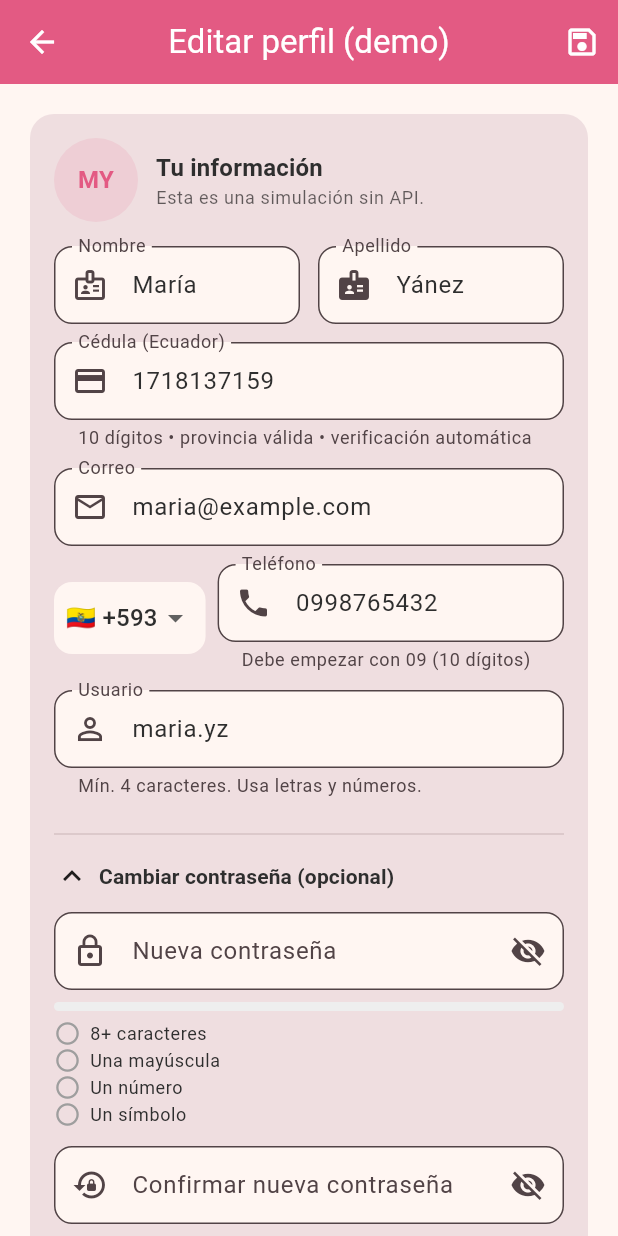
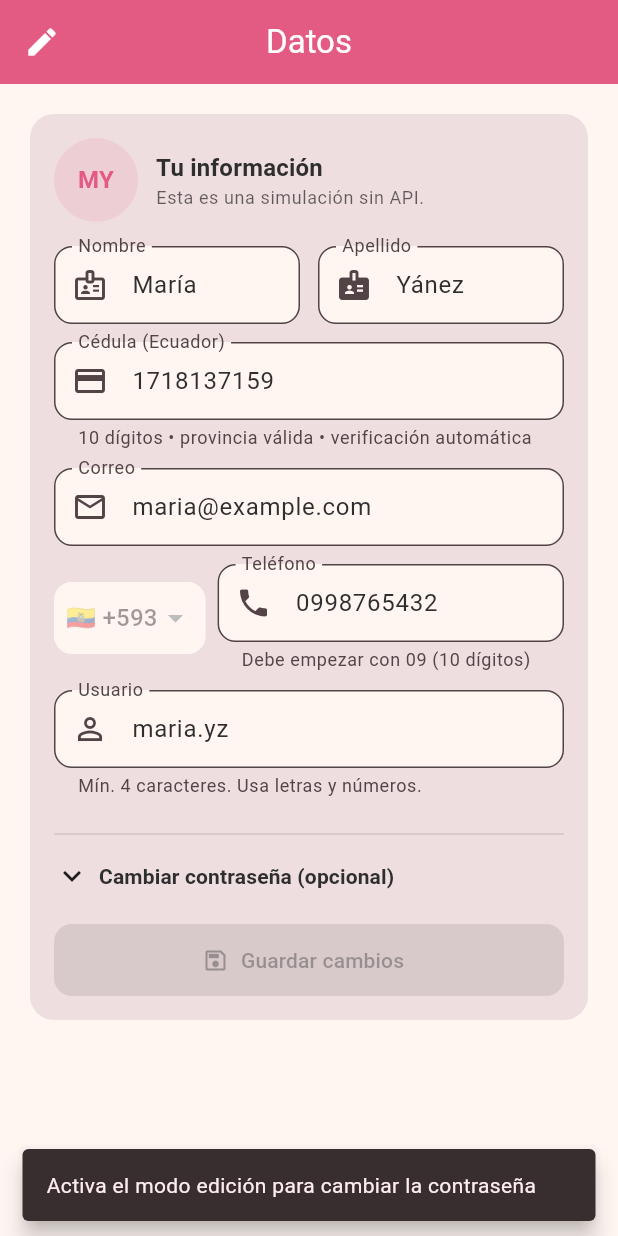
Before and after one commit to PaulaOramas/delirioApp, a Flutter app: the EditProfileMockScreen screen opened directly, after a tap on "Cambiar contraseña (opcional)", on a phone screen of 412 x 824 dp. Run offline on Flutter 3.47's test engine with Material 3 defaults, Android fonts, the phone set to English and light mode, and no system bars; our stand-ins replace flutter_dotenv, image_picker, shared_preferences; missing offline and left inert: jwt_decode; accounts and stored records are empty; network calls fail.

Commit message:
cambios editar e icono falta api

```diff
--- a/lib/screens/edit_profile_screen.dart
+++ b/lib/screens/edit_profile_screen.dart
@@ -73,6 +73,8 @@ class _EditProfileMockScreenState extends State<EditProfileMockScreen> {
   bool _obscure = true;
   bool _obscure2 = true;
   int _passwordScore = 0;
+
+  bool _isEditing = false; // ⬅️ NUEVO: control de edición
 
   String _countryCode = '+593'; // visible, pero sin impacto “servidor”
   late UserProfileMock _profile;
@@ -244,9 +246,12 @@ class _EditProfileMockScreenState extends State<EditProfileMockScreen> {
     );
   }
 
-  // ===== GUARDAR (mock) =====
+  // ===== GUARDAR (mock/API) =====
   Future<void> _save() async {
+    // Solo permitir guardar si estás en modo edición
+    if (!_isEditing) return;
     if (!_formKey.currentState!.validate()) return;
+
     setState(() => _saving = true);
 
     final updated = UserProfileMock(
@@ -279,16 +284,42 @@ class _EditProfileMockScreenState extends State<EditProfileMockScreen> {
 
     if (!mounted) return;
     setState(() => _saving = false);
+
     if (ok) {
+      setState(() {
+        _isEditing = false;      // ⬅️ salir de edición al guardar
+        _showPasswordSection = false;
+        _passwordCtrl.clear();
+        _password2Ctrl.clear();
+        _passwordScore = 0;
+      });
       ScaffoldMessenger.of(context).showSnackBar(
-        const SnackBar(content: Text('Cambios guardados ✅ (simulación)')),
+        const SnackBar(content: Text('Cambios guardados ✅')),
       );
       Navigator.pop(context, true);
     } else {
       ScaffoldMessenger.of(context).showSnackBar(
-        const SnackBar(content: Text('No se pudieron guardar (simulación)')),
+        const SnackBar(content: Text('No se pudieron guardar')),
       );
     }
+  }
+
+  // ===== MODO EDICIÓN =====
+  void _toggleEditing() {
+    if (_saving || _loading) return;
+    setState(() {
+      _isEditing = !_isEditing;
+      if (!_isEditing) {
+        // Al salir de edición, resetea sección de password
+        _showPasswordSection = false;
+        _passwordCtrl.clear();
+        _password2Ctrl.clear();
+        _passwordScore = 0;
+      }
+    });
+    ScaffoldMessenger.of(context).showSnackBar(
+      SnackBar(content: Text(_isEditing ? 'Modo edición activado' : 'Modo edición desactivado')),
+    );
   }
 
   String _iniciales(String n, String a) {
@@ -316,19 +347,12 @@ class _EditProfileMockScreenState extends State<EditProfileMockScreen> {
 
     return Scaffold(
       appBar: AppBar(
-        title: const Text('Editar perfil (demo)'),
-        actions: [
-          IconButton(
-            tooltip: 'Guardar',
-            onPressed: _saving || _loading ? null : _save,
-            icon: _saving
-                ? const SizedBox(
-                    width: 20, height: 20,
-                    child: CircularProgressIndicator(strokeWidth: 2),
-                  )
-                : const Icon(Icons.save_outlined),
-          ),
-        ],
+        leading: IconButton(
+          tooltip: _isEditing ? 'Cancelar edición' : 'Editar',
+          onPressed: _toggleEditing,
+          icon: Icon(_isEditing ? Icons.close : Icons.edit),
+        ),
+        title: Text(_isEditing ? 'Datos (edición)' : 'Datos'),
       ),
       body: _loading
           ? const Center(child: CircularProgressIndicator())
@@ -370,10 +394,14 @@ class _EditProfileMockScreenState extends State<EditProfileMockScreen> {
                                         style: theme.textTheme.titleMedium?.copyWith(
                                           fontWeight: FontWeight.w600,
                                         )),
-                                    Text('Esta es una simulación sin API.',
-                                        style: theme.textTheme.bodySmall?.copyWith(
-                                          color: theme.hintColor,
-                                        )),
+                                    Text(
+                                      _isEditing
+                                          ? 'Estás editando tus datos'
+                                          : 'Esta es una simulación sin API.',
+                                      style: theme.textTheme.bodySmall?.copyWith(
+                                        color: theme.hintColor,
+                                      ),
+                                    ),
                                   ],
                                 ),
                               ),
@@ -386,6 +414,7 @@ class _EditProfileMockScreenState extends State<EditProfileMockScreen> {
                               Expanded(
                                 child: TextFormField(
                                   controller: _nombreCtrl,
+                                  readOnly: !_isEditing, // ⬅️ editable solo en modo edición
                                   textInputAction: TextInputAction.next,
                                   textCapitalization: TextCapitalization.words,
                                   autofillHints: const [AutofillHints.givenName],
@@ -397,6 +426,7 @@ class _EditProfileMockScreenState extends State<EditProfileMockScreen> {
                               Expanded(
                                 child: TextFormField(
                                   controller: _apellidoCtrl,
+                                  readOnly: !_isEditing,
                                   textInputAction: TextInputAction.next,
                                   textCapitalization: TextCapitalization.words,
                                   autofillHints: const [AutofillHints.familyName],
@@ -410,8 +440,10 @@ class _EditProfileMockScreenState extends State<EditProfileMockScreen> {
 
                           TextFormField(
                             controller: _cedulaCtrl,
+                            readOnly: true, // ⬅️ CÉDULA NO EDITABLE (si quieres, cambia a !_isEditing)
                             keyboardType: TextInputType.number,
                             inputFormatters: [
+                              // aunque sea solo lectura, mantenemos formato
                               FilteringTextInputFormatter.digitsOnly,
                               LengthLimitingTextInputFormatter(10),
                             ],
@@ -424,6 +456,7 @@ class _EditProfileMockScreenState extends State<EditProfileMockScreen> {
 
                           TextFormField(
                             controller: _correoCtrl,
+                            readOnly: !_isEditing,
                             keyboardType: TextInputType.emailAddress,
                             textInputAction: TextInputAction.next,
                             autofillHints: const [AutofillHints.email],
@@ -449,13 +482,16 @@ class _EditProfileMockScreenState extends State<EditProfileMockScreen> {
                                     DropdownMenuItem(value: '+1', child: Text('🇺🇸 +1')),
                                     DropdownMenuItem(value: '+52', child: Text('🇲🇽 +52')),
                                   ],
-                                  onChanged: (v) => setState(() => _countryCode = v ?? '+593'),
+                                  onChanged: _isEditing
+                                      ? (v) => setState(() => _countryCode = v ?? '+593')
+                                      : null, // ⬅️ solo en edición
                                 ),
                               ),
                               const SizedBox(width: 8),
                               Expanded(
                                 child: TextFormField(
                                   controller: _telefonoCtrl,
+                                  readOnly: !_isEditing,
                                   keyboardType: TextInputType.number,
                                   inputFormatters: [
                                     FilteringTextInputFormatter.digitsOnly,
@@ -477,6 +513,7 @@ class _EditProfileMockScreenState extends State<EditProfileMockScreen> {
 
                           TextFormField(
                             controller: _usuarioCtrl,
+                            readOnly: true, // ⬅️ si deseas editable, cambia a !_isEditing
                             textInputAction: TextInputAction.done,
                             autofillHints: const [AutofillHints.username],
                             decoration: _dec(context, 'Usuario', Icons.person_outline,
@@ -490,8 +527,15 @@ class _EditProfileMockScreenState extends State<EditProfileMockScreen> {
 
                           // Sección cambio de contraseña (opcional)
                           InkWell(
-                            onTap: () =>
-                                setState(() => _showPasswordSection = !_showPasswordSection),
+                            onTap: () {
+                              if (!_isEditing) {
+                                ScaffoldMessenger.of(context).showSnackBar(
+                                  const SnackBar(content: Text('Activa el modo edición para cambiar la contraseña')),
+                                );
+                                return;
+                              }
+                              setState(() => _showPasswordSection = !_showPasswordSection);
+                            },
                             child: Row(
                               children: [
                                 Icon(_showPasswordSection
@@ -515,10 +559,10 @@ class _EditProfileMockScreenState extends State<EditProfileMockScreen> {
                                 const SizedBox(height: 12),
                                 TextFormField(
                                   controller: _passwordCtrl,
+                                  readOnly: !_isEditing,
                                   obscureText: _obscure,
                                   textInputAction: TextInputAction.next,
-                                  decoration: _dec(context, 'Nueva contraseña', Icons.lock_outline)
-                                      .copyWith(
+                                  decoration: _dec(context, 'Nueva contraseña', Icons.lock_outline).copyWith(
                                     suffixIcon: IconButton(
                                       icon: Icon(_obscure
                                           ? Icons.visibility_off
@@ -547,6 +591,7 @@ class _EditProfileMockScreenState extends State<EditProfileMockScreen> {
                                 const SizedBox(height: 12),
                                 TextFormField(
                                   controller: _password2Ctrl,
+                                  readOnly: !_isEditing,
                                   obscureText: _obscure2,
                                   textInputAction: TextInputAction.done,
                                   decoration: _dec(
@@ -580,7 +625,7 @@ class _EditProfileMockScreenState extends State<EditProfileMockScreen> {
                                     borderRadius: BorderRadius.circular(12)),
                                 elevation: 0,
                               ),
-                              onPressed: _saving ? null : _save,
+                              onPressed: (_saving || !_isEditing) ? null : _save, // ⬅️ solo en edición
                               icon: _saving
                                   ? const SizedBox(
                                       width: 18, height: 18,
--- a/lib/screens/profile_screen.dart
+++ b/lib/screens/profile_screen.dart
@@ -647,8 +647,8 @@ class _ProfileHeader extends StatelessWidget {
             const SizedBox(width: 8),
             OutlinedButton.icon(
               onPressed: onEdit,
-              icon: const Icon(Icons.edit, size: 18),
-              label: const Text('Editar'),
+              icon: const Icon(Icons.visibility, size: 18),
+              label: const Text('Ver'),
             ),
           ],
         ),
--- a/pubspec.yaml
+++ b/pubspec.yaml
@@ -64,6 +64,9 @@ flutter:
   # the material Icons class.
   uses-material-design: true
 
+  assets:
+    - assets/images/estatusLogoOff.png
+
   # To add assets to your application, add an assets section, like this:
   # assets:
   #   - images/a_dot_burr.jpeg
```
Also changed, not shown: lib/screens/dashboard_screen.dart (+19 -9 lines), assets/images/estatusLogoOff.png (added).
